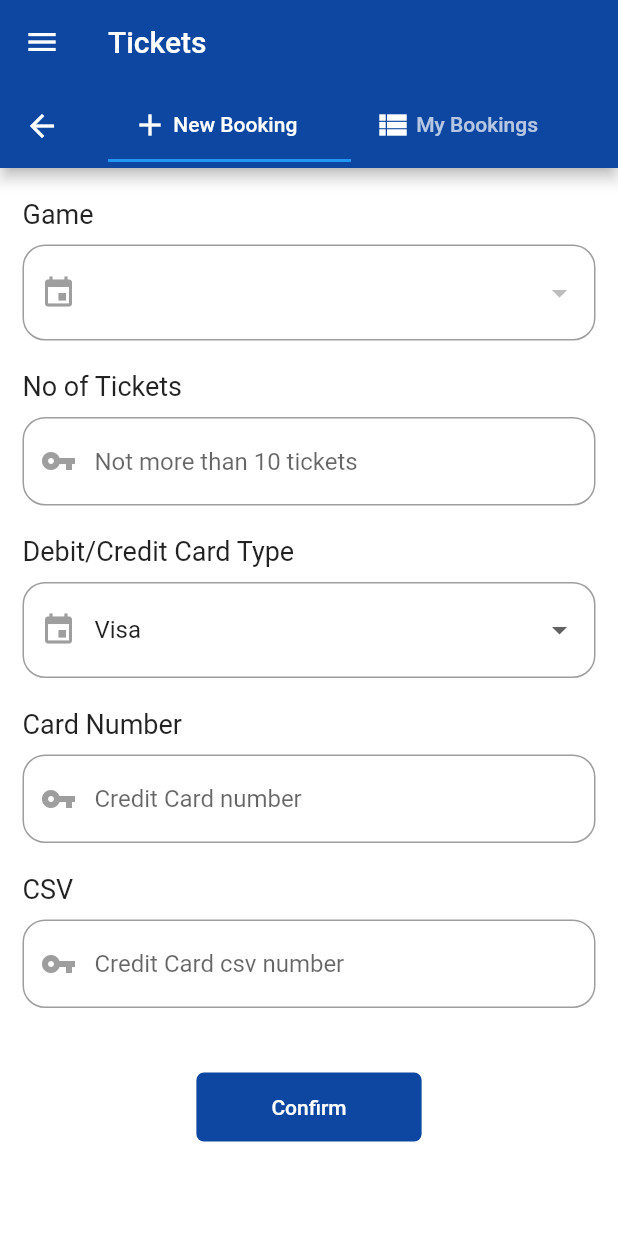
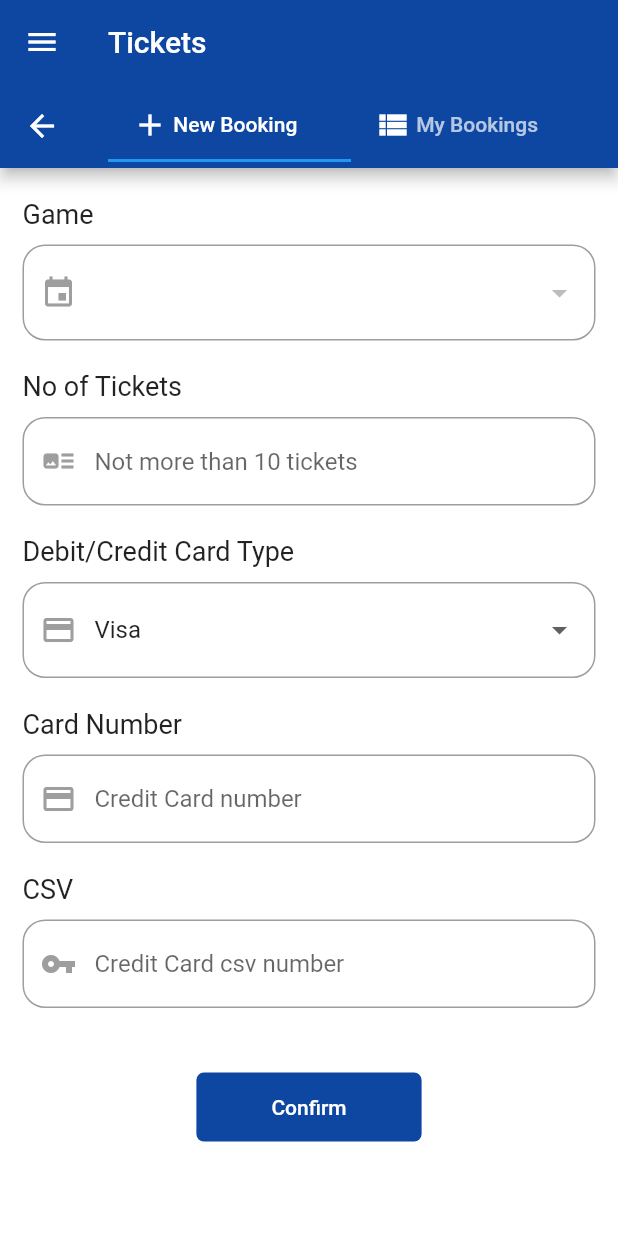
Before and after one commit to chamikaravinda/sri_lanka_cricket_app, a Flutter app: the Tickets screen opened directly, on a phone screen of 412 x 824 dp. Run offline on Flutter 3.47's test engine with Material 2 defaults, Android fonts, the phone set to English and light mode, and no system bars; our stand-ins replace cloud_firestore, firebase_auth, flutter_spinkit, fluttertoast, table_calendar; accounts and stored records are empty.

Commit message:
ticket booking finished with update bug

```diff
--- a/lib/models/ticket_booking.dart
+++ b/lib/models/ticket_booking.dart
@@ -1,5 +1,6 @@
 class TicketBooking{
 
+  String bookingId;
   String uid;
   String game;
   String noOfTickets;
@@ -7,6 +8,6 @@ class TicketBooking{
   String cardNumber;
   String csvNumber;
 
-  TicketBooking({this.uid,this.game,this.noOfTickets,this.cardType,this.cardNumber,this.csvNumber});
+  TicketBooking({this.bookingId,this.uid,this.game,this.noOfTickets,this.cardType,this.cardNumber,this.csvNumber});
 
 }
--- a/lib/screens/home/tickets.dart
+++ b/lib/screens/home/tickets.dart
@@ -17,7 +17,25 @@ class Tickets extends StatefulWidget {
   _TicketsState createState() => _TicketsState();
 }
 
-class _TicketsState extends State<Tickets> {
+class _TicketsState extends State<Tickets> with SingleTickerProviderStateMixin{
+
+  TabController _controller;
+
+  @override
+  void initState() {
+    _controller = new TabController(
+      length: 2,
+      vsync: this
+    );
+    super.initState();
+  }
+
+  @override
+  void dispose() {
+    _controller.dispose();
+    super.dispose();
+  }
+
   @override
   Widget build(BuildContext context) {
     return MultiProvider(
@@ -36,11 +54,10 @@ class _TicketsState extends State<Tickets> {
           elevation: 0.0,
         ),
         drawer: SideDrawer(toggleView: widget.toggleView),
-        body: new DefaultTabController(
-          length: 2,
-          child: Scaffold(
+        body: Scaffold(
           appBar: AppBar(
             title:new TabBar(
+              controller: _controller,
               tabs: [
                 Tab(
                   child:Row(
@@ -62,6 +79,7 @@ class _TicketsState extends State<Tickets> {
             ),
           ),
           body: TabBarView(
+            controller: _controller,
             children: [
               SingleChildScrollView(
                 child: Padding(
@@ -69,7 +87,7 @@ class _TicketsState extends State<Tickets> {
                   child: Column(
                     crossAxisAlignment: CrossAxisAlignment.stretch,
                     children: <Widget>[
-                        TicketNewBooking(),
+                      TicketNewBooking(tabController: _controller,),
                     ],
                   ),
                 ),
@@ -79,7 +97,6 @@ class _TicketsState extends State<Tickets> {
           ),
         ),
       ),
-      ),
     );
   }
 }
--- a/lib/screens/home/tickets_booking_form.dart
+++ b/lib/screens/home/tickets_booking_form.dart
@@ -6,16 +6,18 @@ import 'package:app/shared/constants.dart';
 class TicketBookingForm extends StatefulWidget {
 
   final fixtures;
-  TicketBookingForm({this.fixtures});
+  final TabController tabController;
+  TicketBookingForm({this.fixtures,this.tabController});
 
   @override
-  _TicketBookingFormState createState() => _TicketBookingFormState(this.fixtures);
+  _TicketBookingFormState createState() => _TicketBookingFormState(this.fixtures,this.tabController);
 }
 
 class _TicketBookingFormState extends State<TicketBookingForm> {
 
   final fixtures;
-  _TicketBookingFormState(this.fixtures);
+  final TabController tabController;
+  _TicketBookingFormState(this.fixtures,this.tabController);
 
   final _ticketFormKey = GlobalKey<FormState>();
 
@@ -92,15 +94,17 @@ class _TicketBookingFormState extends State<TicketBookingForm> {
           TextFormField(
               decoration: textInputDecorationBlack.copyWith(
                   hintText: 'Not more than 10 tickets',
-                  prefixIcon: Icon(Icons.vpn_key,color: Colors.grey,)
+                  prefixIcon: Icon(Icons.art_track,color: Colors.grey,)
               ),
               initialValue: _noOfTickets,
               validator: (value) {
                 if(value==null||value==''){
                   return 'Enter the valid ticket amount';
                 }
-                if (value.isEmpty) {
+                else if (value.isEmpty) {
                   return 'Enter the valid ticket amount';
+                }else  if(int.parse(value)>10){
+                  return 'You can not book more than 10 tickets';
                 }
                 return null;
               },
@@ -122,7 +126,7 @@ class _TicketBookingFormState extends State<TicketBookingForm> {
               return InputDecorator(
                 decoration: textInputDecorationBlack.copyWith(
                     hintText: 'Debit/Credit Card Type',
-                    prefixIcon: Icon(Icons.event,color: Colors.grey,)
+                    prefixIcon: Icon(Icons.credit_card,color: Colors.grey,)
                 ),
                 isEmpty: _cardType == '',
                 child: DropdownButtonHideUnderline(
@@ -157,7 +161,7 @@ class _TicketBookingFormState extends State<TicketBookingForm> {
           TextFormField(
               decoration: textInputDecorationBlack.copyWith(
                   hintText: 'Credit Card number',
-                  prefixIcon: Icon(Icons.vpn_key,color: Colors.grey,)
+                  prefixIcon: Icon(Icons.credit_card,color: Colors.grey,)
               ),
               validator: (val)=>val.length!=16 ? 'Enter the valid Card Number' :null,
               onChanged: (val){
@@ -199,11 +203,12 @@ class _TicketBookingFormState extends State<TicketBookingForm> {
                 if(_ticketFormKey.currentState.validate()){
                   try{
                     FirebaseUser user = await FirebaseAuth.instance.currentUser();
-                    dynamic result=DatabaseService(uid:user.uid).addTicketBooking(_game, _noOfTickets, _cardType, _cardNumber, _cvsNumber);
+                    dynamic result= await DatabaseService(uid:user.uid).addTicketBooking(_game, _noOfTickets, _cardType, _cardNumber, _cvsNumber);
                     if(result!=null){
                       showToast('Booking Successfull');
+                      widget.tabController.index = 1;
                     }else{
-                      showToast('Error in updating the userprofile');
+                      showToast('Error in booking the tickets');
                     }
                   }catch(e){
                     showToast('Error: $e');
--- a/lib/screens/home/tickets_booking_tile.dart
+++ b/lib/screens/home/tickets_booking_tile.dart
@@ -35,7 +35,9 @@ class TicketBookingTile extends StatelessWidget {
                   ' ${booking.noOfTickets} Tickets',
                 style: TextStyle(fontSize: 16.0,color: Colors.grey[800]),
               ),
-              onTap: (){},
+              onTap: (){
+                Navigator.pushNamed(context, '/user_booking',arguments:booking);
+              },
             ),
           ),
         ),
--- a/lib/screens/home/tickets_new_booking.dart
+++ b/lib/screens/home/tickets_new_booking.dart
@@ -4,16 +4,22 @@ import 'package:flutter/material.dart';
 import 'package:provider/provider.dart';
 
 class TicketNewBooking extends StatefulWidget {
+
+  TabController tabController;
+  TicketNewBooking({this.tabController});
+
   @override
-  _TicketNewBookingState createState() => _TicketNewBookingState();
+  _TicketNewBookingState createState() => _TicketNewBookingState(tabController);
 }
 
 class _TicketNewBookingState extends State<TicketNewBooking> {
 
+  TabController tabController;
+  _TicketNewBookingState(this.tabController);
 
   @override
   Widget build(BuildContext context) {
     final fixtures = Provider.of<List<Fixture>>(context) ?? [];
-    return TicketBookingForm(fixtures:fixtures);
+    return TicketBookingForm(fixtures:fixtures,tabController:tabController);
   }
 }
--- a/lib/shared/constants.dart
+++ b/lib/shared/constants.dart
@@ -53,8 +53,8 @@ void showToast(String message){
       toastLength: Toast.LENGTH_SHORT,
       gravity: ToastGravity.BOTTOM,
       timeInSecForIosWeb: 1,
-      backgroundColor: Colors.blue[900],
-      textColor: Colors.white,
+      backgroundColor: Colors.amber[400],
+      textColor: Colors.black,
       fontSize: 16.0
   );
 }
```
Also changed, not shown: lib/home.dart (added, +15 -0 lines), lib/main.dart (+9 -6 lines), lib/screens/authenticate/sign_in.dart (+1 -6 lines), lib/screens/home/ticket_booking_edit.dart (added, +253 -0 lines), lib/services/database.dart (+17 -2 lines). Lines whose indentation alone changed are shown as unchanged.
